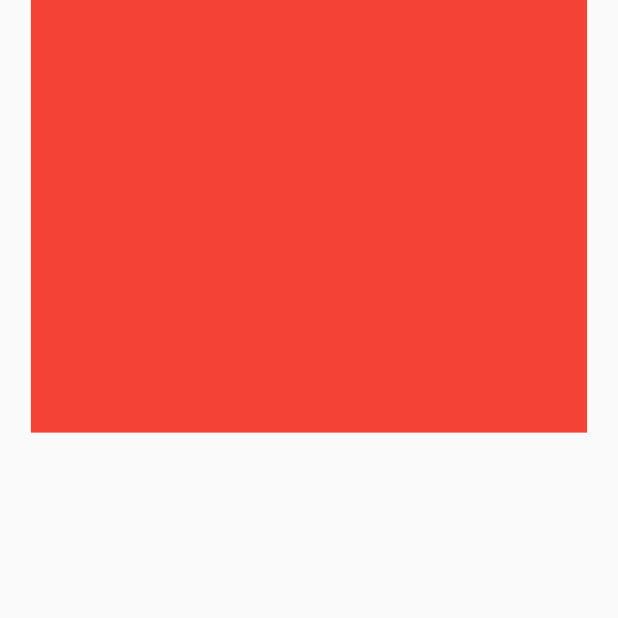
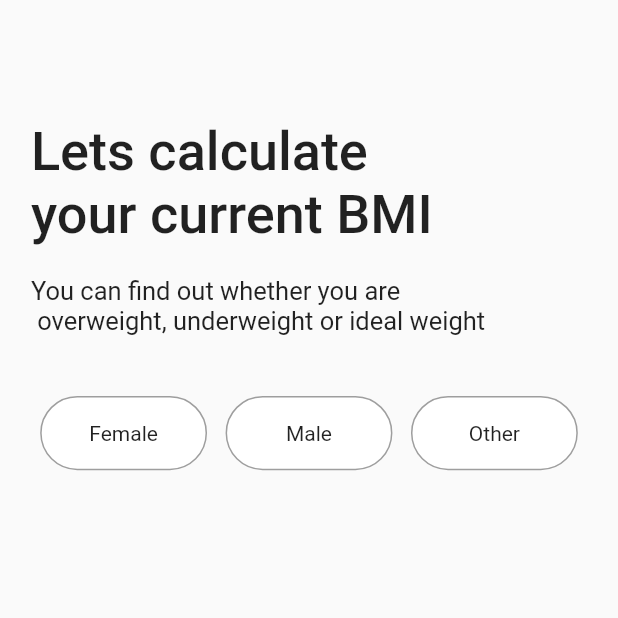
Before and after one commit to FehmiDeniz/Bmi-TeamProject, a Flutter app: the screen it shows after launch, on a phone screen of 412 x 824 dp, the top half of it. Run offline on Flutter 3.47's test engine with Material 2 defaults, Android fonts, the phone set to English and light mode, and no system bars; our stand-ins replace responsive_sizer.

Commit message:
Text ve Cinsiyet butonları eklendi

```diff
--- a/lib/main.dart
+++ b/lib/main.dart
@@ -1,6 +1,5 @@
 import 'package:flutter/material.dart';
 import 'package:responsive_sizer/responsive_sizer.dart';
-
 
 void main() {
   runApp(const MyApp());
@@ -12,20 +11,20 @@ class MyApp extends StatelessWidget {
   @override
   Widget build(BuildContext context) {
     return ResponsiveSizer(
-  builder: (context, orientation, screenType) {
-    return MaterialApp(
-      debugShowCheckedModeBanner: false,
-      home: MyHomePage(title: '',),
+      builder: (context, orientation, screenType) {
+        return MaterialApp(
+          debugShowCheckedModeBanner: false,
+          home: MyHomePage(
+            title: '',
+          ),
+        );
+      },
     );
-  },
-);
   }
 }
 
 class MyHomePage extends StatefulWidget {
   const MyHomePage({super.key, required this.title});
-
-
 
   final String title;
 
@@ -34,38 +33,96 @@ class MyHomePage extends StatefulWidget {
 }
 
 class _MyHomePageState extends State<MyHomePage> {
-
-
-
-
+  List<bool> _isClicked = [false, false, false];
   @override
   Widget build(BuildContext context) {
-
     return Scaffold(
-
       body: Container(
-        margin: EdgeInsets.only(right:5.w,left:5.w),
-
+        margin: EdgeInsets.only(right: 5.w, left: 5.w),
         child: Column(
           mainAxisAlignment: MainAxisAlignment.center,
           children: [
             Container(
               //Text ve cinsiyet için container
-              height: 35.h,
+              height: 40.h,
               width: double.infinity,
-              decoration: BoxDecoration(color: Colors.red),
+              child: Column(
+                crossAxisAlignment: CrossAxisAlignment.start,
+                children: [
+                  SizedBox(
+                    height: 80,
+                  ),
+                  Text(
+                    'Lets calculate \nyour current BMI',
+                    style: TextStyle(fontSize: 36, fontWeight: FontWeight.w500),
+                  ),
+                  SizedBox(
+                    height: 20,
+                  ),
+                  Text(
+                    'You can find out whether you are \n overweight, underweight or ideal weight',
+                    style: TextStyle(fontSize: 17),
+                  ),
+                  SizedBox(height: 40,),
+                  Row(
+                    mainAxisAlignment: MainAxisAlignment.spaceAround,
+                    children: [
+                      Container(
+                          height: 6.h,
+                          decoration: BoxDecoration(
+                              color: _isClicked[0] ? Colors.blue : Colors.white,
+                              borderRadius: BorderRadius.circular(10.w),
+                              border: Border.all(color: Colors.grey)),
+                          width: 27.w,
+                          child: IconButton(
+                              onPressed: (() {
+                                setState(() {
+                                  _isClicked = [true, false, false];
+                                });
+                              }),
+                              icon: Text("Female"))),
+                      Container(
+                          decoration: BoxDecoration(
+                              color: _isClicked[1] ? Colors.blue : Colors.white,
+                              borderRadius: BorderRadius.circular(10.w),
+                              border: Border.all(color: Colors.grey)),
+                          width: 27.w,
+                          height: 6.h,
+                          child: IconButton(
+                              onPressed: (() {
+                                setState(() {
+                                  _isClicked = [false, true, false];
+                                });
+                              }),
+                              icon: Text("Male"))),
+                      Container(
+                          decoration: BoxDecoration(
+                              color: _isClicked[2] ? Colors.blue : Colors.white,
+                              borderRadius: BorderRadius.circular(10.w),
+                              border: Border.all(color: Colors.grey)),
+                          width: 27.w,
+                          height: 6.h,
+                          child: IconButton(
+                              onPressed: (() {
+                                setState(() {
+                                  _isClicked = [false, false, true];
+                                });
+                              }),
+                              icon: const Text("Other"))),
+                    ],
+                  ),
+                ],
+              ),
             ),
             Container(
               //User info ve calculate button için container
 
-              height: 65.h,
+              height: 60.h,
               width: double.infinity,
             ),
-
           ],
         ),
       ),
-
     );
   }
 }
```
